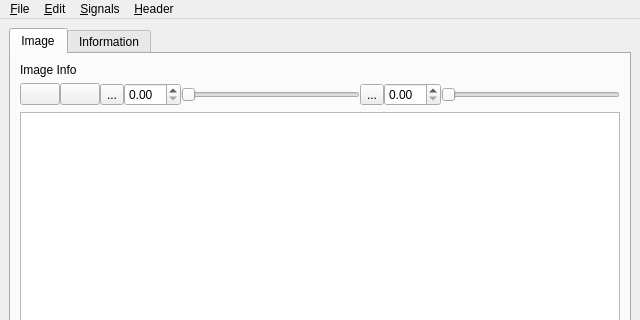
Qt form view_image.ui (frankyeh/DSI-Studio) before a commit; both pictures show x 0 to 640 and y 0 to 320 of the 640 by 517 pixel window.
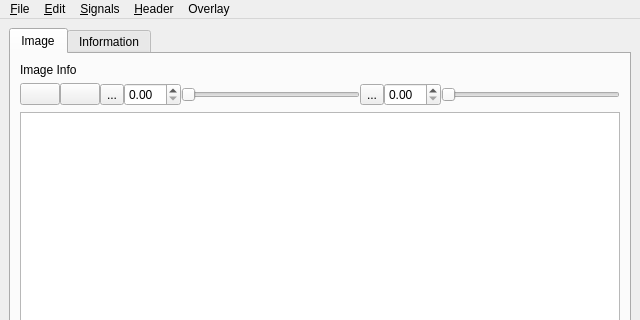
The same form after that commit. Icons and pictures are not drawn. Custom widgets are drawn as their Qt base class.

Commit message: [gui] overlay for view image

Patch:
```diff
--- a/view_image.ui
+++ b/view_image.ui
@@ -359,10 +359,16 @@
     <addaction name="actionImageMultiplication"/>
     <addaction name="actionImageAddition"/>
    </widget>
+   <widget class="QMenu" name="menuOverlay">
+    <property name="title">
+     <string>Overlay</string>
+    </property>
+   </widget>
    <addaction name="menu_File"/>
    <addaction name="menuResize"/>
    <addaction name="menu_Intensity"/>
    <addaction name="menu_Header"/>
+   <addaction name="menuOverlay"/>
   </widget>
   <action name="action_Save_as">
    <property name="text">
```
The commit also changes 2 other files.
